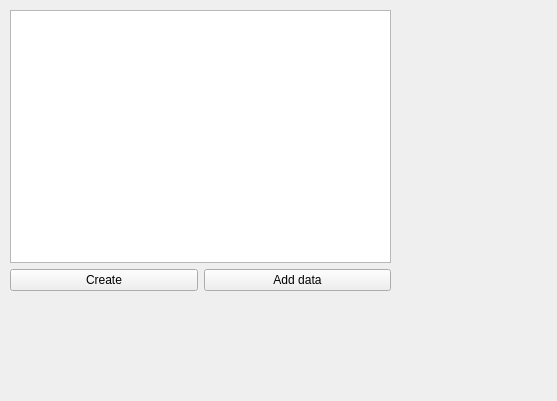
First picture: the form in src/tm/managedatabases.ui, repository KDE/lokalize, before the edit.
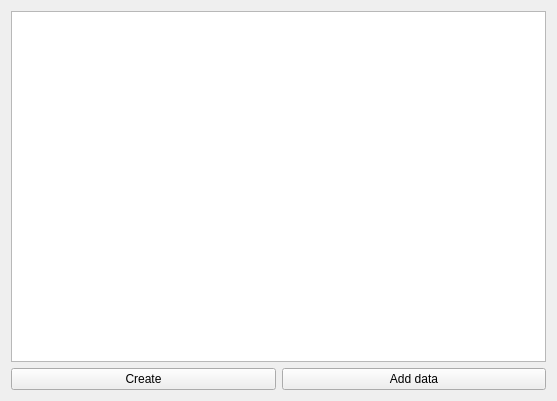
Second picture: the form after the edit.

```diff
--- a/src/tm/managedatabases.ui
+++ b/src/tm/managedatabases.ui
@@ -9,15 +9,6 @@
     <height>401</height>
    </rect>
   </property>
-  <widget class="QWidget" name="gridLayout" >
-   <property name="geometry" >
-    <rect>
-     <x>10</x>
-     <y>10</y>
-     <width>381</width>
-     <height>281</height>
-    </rect>
-   </property>
    <layout class="QGridLayout" >
     <item row="3" column="0" >
      <layout class="QHBoxLayout" >
@@ -41,7 +32,6 @@
      <widget class="QTreeView" name="list" />
     </item>
    </layout>
-  </widget>
  </widget>
  <resources/>
  <connections/>
```
